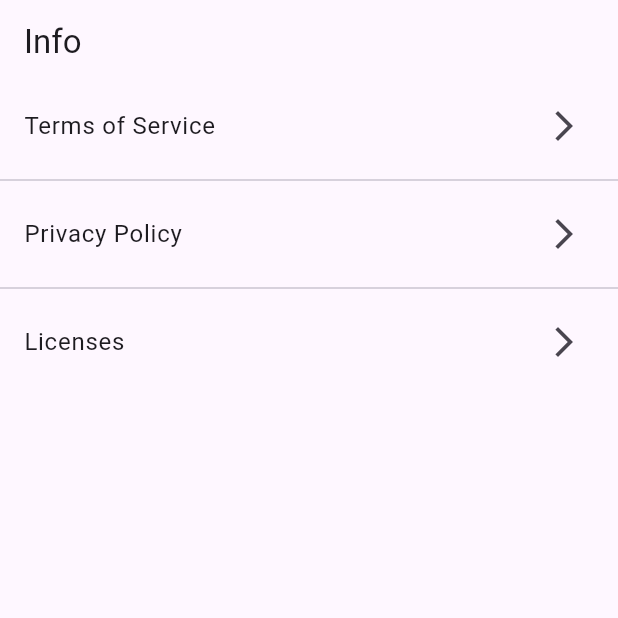
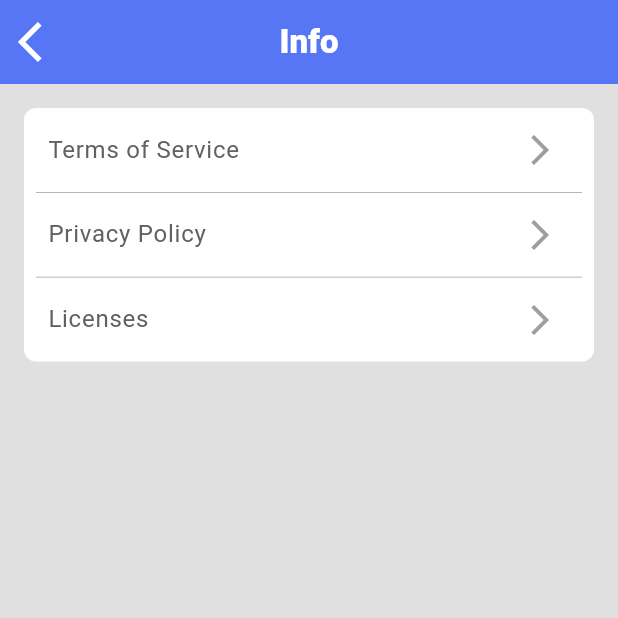
Before and after one commit to koshik8/info_pg, a Flutter app: the screen it shows after launch, on a phone screen of 412 x 824 dp, the top half of it. Run offline on Flutter 3.47's test engine with Material 3 defaults, Android fonts, the phone set to English and light mode, and no system bars; our stand-ins replace webview_flutter.

Commit message:
second commit

```diff
--- a/lib/info_screen.dart
+++ b/lib/info_screen.dart
@@ -11,20 +11,56 @@ class InfoScreen extends StatelessWidget {
   @override
   Widget build(BuildContext context) {
     return Scaffold(
+      backgroundColor: Colors.grey[300],
       appBar: AppBar(
-        title: Text("Info"),
+        centerTitle: true,
+        title: const Text(
+          'Info',
+          style: TextStyle(
+            color: Colors.white,
+            fontSize: 22,
+            fontWeight: FontWeight.w800,
           ),
-      body: ListView.builder(
+        ),
+        backgroundColor: const Color(0xFF5676F5),
+        leading: IconButton(
+          icon: const Icon(
+            Icons.arrow_back_ios,
+            color: Colors.white,
+            size: 32,
+          ),
+          onPressed: () {
+            Navigator.pop(context);
+          },
+        ),
+      ),
+      body: Padding(
+        padding: const EdgeInsets.all(16.0),
+        child: Container(
+          decoration: BoxDecoration(
+            borderRadius: BorderRadius.circular(8),
+            color: Colors.white,
+          ),
+          child: ListView.builder(
+            shrinkWrap: true, // Ensures ListView only takes required space
+            physics: const NeverScrollableScrollPhysics(), // Prevent scrolling
             itemCount: items.length,
             itemBuilder: (context, index) {
               return Column(
                 children: [
                   ListTile(
-                title: Text(items[index]['title']!),
-                trailing: Icon(Icons.arrow_forward_ios),
+                    title: Text(
+                      items[index]['title']!,
+                      style: TextStyle(color: Colors.grey[700]),
+                    ),
+                    trailing: const Icon(
+                      Icons.arrow_forward_ios,
+                      color: Colors.grey,
+                    ),
                     onTap: () {
                       Navigator.push(
-                    context,MaterialPageRoute(
+                        context,
+                        MaterialPageRoute(
                           builder: (context) => WebViewScreen(
                             title: items[index]['title']!,
                             url: items[index]['url']!,
@@ -33,11 +69,27 @@ class InfoScreen extends StatelessWidget {
                       );
                     },
                   ),
-              if (index < items.length - 1) Divider(),
+                  if (index < items.length - 1) _divd(),
                 ],
               );
             },
           ),
+        ),
+      ),
+    );
+  }
+
+  Widget _divd() {
+    return Container(
+      margin: const EdgeInsets.symmetric(horizontal: 8.0), // Adjusts line length
+      decoration: const BoxDecoration(
+        border: Border(
+          bottom: BorderSide(
+            color: Colors.grey, // Line color
+            width: 0.5, // Line thickness
+          ),
+        ),
+      ),
     );
   }
 }
--- a/lib/main.dart
+++ b/lib/main.dart
@@ -6,6 +6,8 @@ void main() {
 }
 
 class MyApp extends StatelessWidget {
+  const MyApp({super.key});
+
   @override
   Widget build(BuildContext context) {
     return MaterialApp(
--- a/lib/webview_screen.dart
+++ b/lib/webview_screen.dart
@@ -26,7 +26,27 @@ class _WebViewScreenState extends State<WebViewScreen> {
   Widget build(BuildContext context) {
     return Scaffold(
       appBar: AppBar(
-        title: Text(widget.title),
+        centerTitle: true,
+        title: Text(
+          widget.title,
+          style: const TextStyle(
+            color: Colors.white,
+            fontSize: 22,
+            fontWeight: FontWeight.w800,
+          ),
+        ),
+        backgroundColor: const Color(0xFF5676F5),
+        leading: IconButton(
+          icon: const Icon(
+            Icons.arrow_back_ios,
+            color: Colors.white,
+            size: 32,
+          ),
+          onPressed: () {
+            Navigator.pop(context);
+          },
+        ),
+
       ),
       body: WebViewWidget(controller: _controller),
     );
```
Also changed, not shown: 1 other file. Lines whose indentation alone changed are shown as unchanged.
